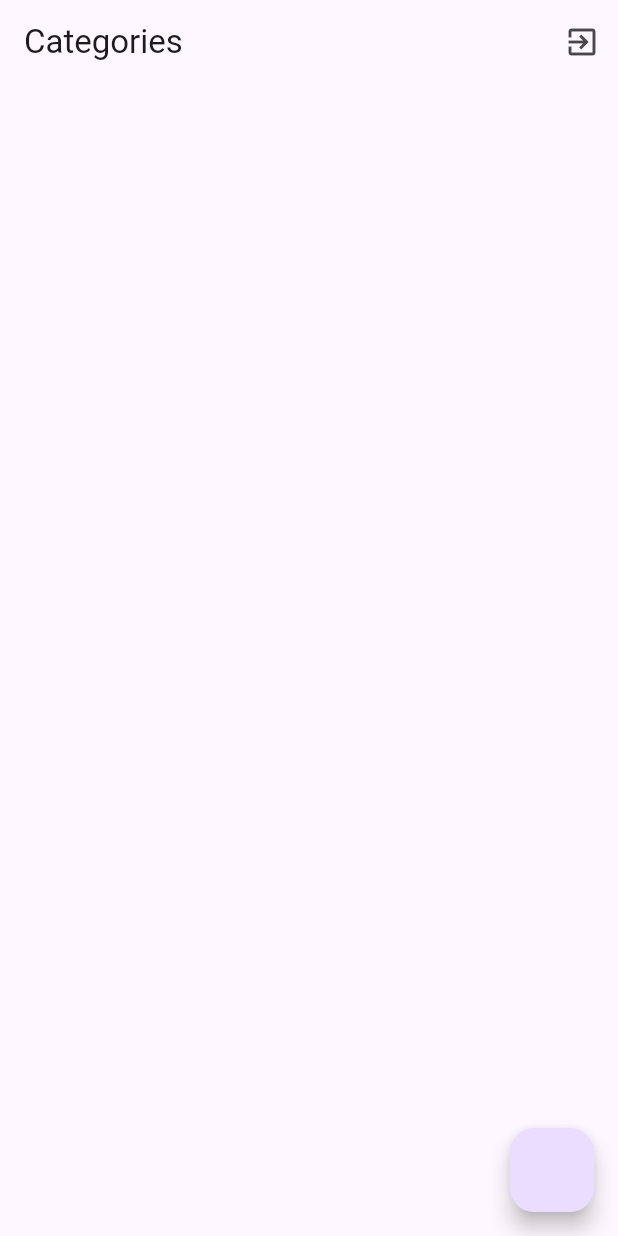
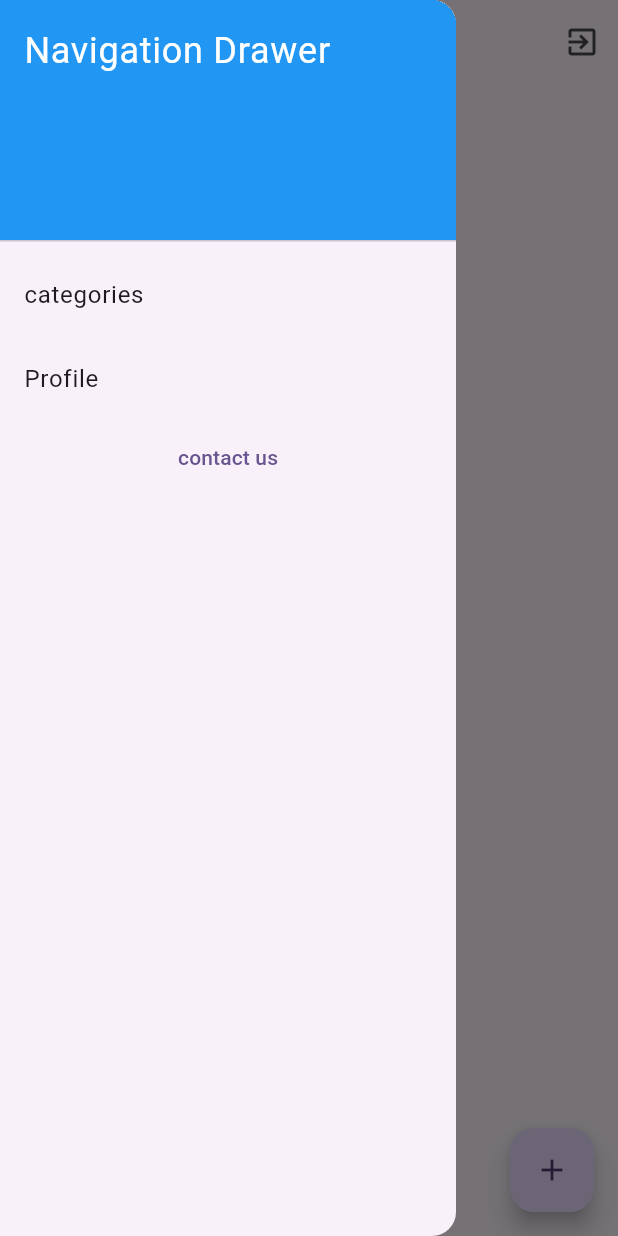
Before and after one commit to jishnulal-crypto/ecommerce, a Flutter app: the CategoriesScreen screen opened directly, with the side drawer open (before the commit the screen has no drawer), on a phone screen of 412 x 824 dp. Run offline on Flutter 3.47's test engine with Material 3 defaults, Android fonts, the phone set to English and light mode, and no system bars; our stand-ins replace cloud_firestore, equatable, firebase_auth, firebase_core, shared_preferences; missing offline and left inert: cloud_firestore_platform_interface, flutter_stripe; accounts and stored records are empty.

Commit message:
drawer added

```diff
--- a/lib/screens/category_screen.dart
+++ b/lib/screens/category_screen.dart
@@ -3,6 +3,7 @@ import 'dart:math';
 import 'package:ecommerce_with_flutter_firebase_and_stripe/main.dart';
 import 'package:ecommerce_with_flutter_firebase_and_stripe/models/category.dart';
 import 'package:ecommerce_with_flutter_firebase_and_stripe/utils/prefs.dart';
+import 'package:ecommerce_with_flutter_firebase_and_stripe/widgets/drawer_widget.dart';
 import 'package:firebase_auth/firebase_auth.dart';
 import 'package:flutter/material.dart';
 import 'package:flutter_staggered_grid_view/flutter_staggered_grid_view.dart';
@@ -43,9 +44,13 @@ class _CategoriesScreenState extends State<CategoriesScreen> {
   @override
   Widget build(BuildContext context) {
     return Scaffold(
-      floatingActionButton: FloatingActionButton(onPressed: () {
-        categoryRepository.createCategories();
-      }),
+      drawer: DrawerWidget(),
+      floatingActionButton: FloatingActionButton(
+        onPressed: () {
+          categoryRepository.createCategories();
+        },
+        child: Icon(Icons.add),
+      ),
       extendBodyBehindAppBar: true,
       appBar: AppBar(
         title: const Text('Categories'),
--- /dev/null
+++ b/lib/widgets/drawer_widget.dart
@@ -0,0 +1,57 @@
+import 'package:ecommerce_with_flutter_firebase_and_stripe/screens/category_screen.dart';
+import 'package:ecommerce_with_flutter_firebase_and_stripe/screens/login_screen.dart';
+import 'package:ecommerce_with_flutter_firebase_and_stripe/screens/profile_screen.dart';
+import 'package:ecommerce_with_flutter_firebase_and_stripe/screens/register_screen.dart';
+import 'package:flutter/material.dart';
+
+class DrawerWidget extends StatelessWidget {
+  @override
+  Widget build(BuildContext context) {
+    return Drawer(
+      child: ListView(
+        children: <Widget>[
+          // Drawer Header (optional)
+          DrawerHeader(
+            decoration: BoxDecoration(
+              color: Colors.blue,
+            ),
+            child: Text(
+              'Navigation Drawer',
+              style: TextStyle(
+                color: Colors.white,
+                fontSize: 24,
+              ),
+            ),
+          ),
+          // ListTiles for navigation
+          ListTile(
+            title: Text('categories'),
+            onTap: () {
+              Navigator.pushReplacement(
+                context,
+                MaterialPageRoute(builder: (context) => CategoriesScreen()),
+              );
+            },
+          ),
+          ListTile(
+            title: Text('Profile'),
+            onTap: () {
+              Navigator.pushReplacement(
+                context,
+                MaterialPageRoute(builder: (context) => ProfileScreen()),
+              );
+            },
+          ),
+          TextButton(
+              onPressed: () {
+                Navigator.pushReplacement(
+                  context,
+                  MaterialPageRoute(builder: (context) => ProfileScreen()),
+                );
+              },
+              child: Text('contact us'))
+        ],
+      ),
+    );
+  }
+}
```
Also changed, not shown: lib/screens/contact_screen.dart (added, +109 -0 lines), lib/main.dart (line endings or trailing spaces).
